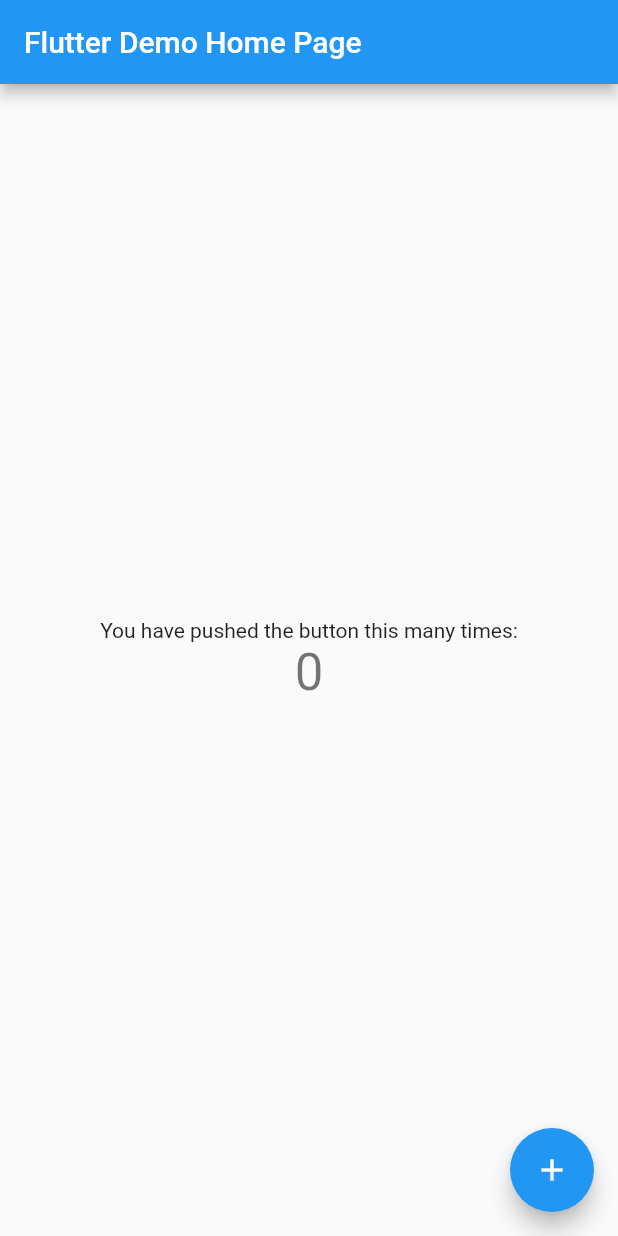
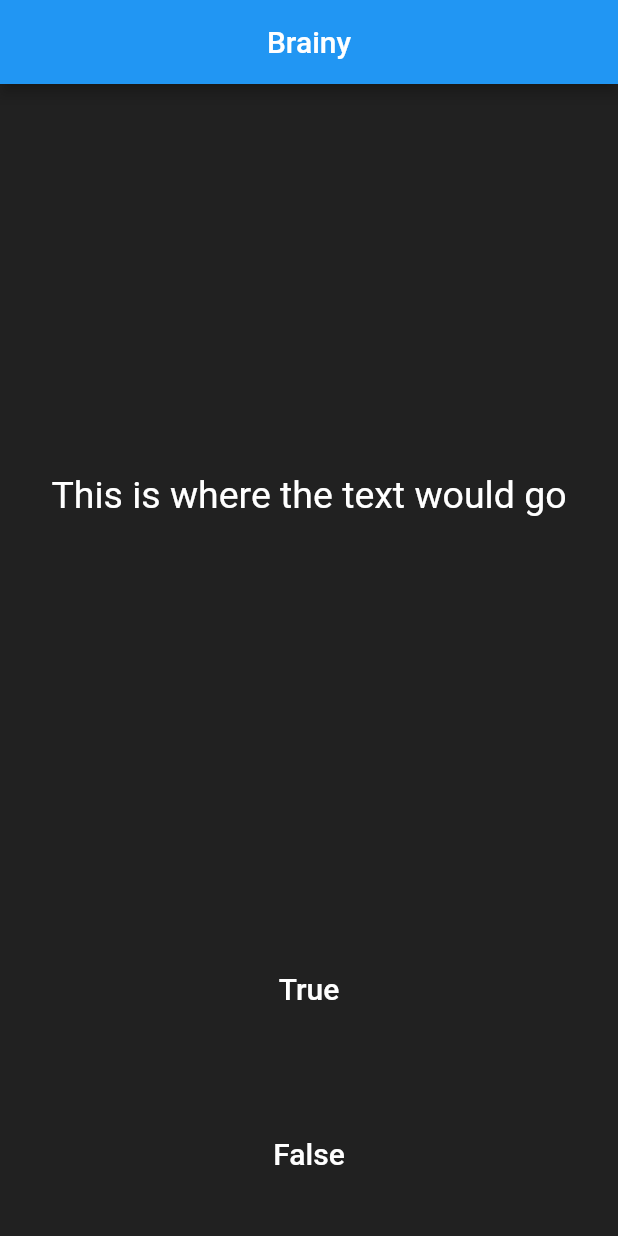
Before and after one commit to RedeemerNtumy/Quiz-app, a Flutter app: the screen it shows after launch, on a phone screen of 412 x 824 dp. Run offline on Flutter 3.47's test engine with Material 2 defaults, Android fonts, the phone set to English and light mode, and no system bars.

Commit message:
Having some issues but done this so far

```diff
--- a/lib/main.dart
+++ b/lib/main.dart
@@ -1,113 +1,85 @@
 import 'package:flutter/material.dart';
 
 void main() {
-  runApp(MyApp());
+  runApp(Quiz());
 }
 
-class MyApp extends StatelessWidget {
-  // This widget is the root of your application.
+class Quiz extends StatelessWidget {
   @override
   Widget build(BuildContext context) {
     return MaterialApp(
-      title: 'Flutter Demo',
-      theme: ThemeData(
-        // This is the theme of your application.
-        //
-        // Try running your application with "flutter run". You'll see the
-        // application has a blue toolbar. Then, without quitting the app, try
-        // changing the primarySwatch below to Colors.green and then invoke
-        // "hot reload" (press "r" in the console where you ran "flutter run",
-        // or simply save your changes to "hot reload" in a Flutter IDE).
-        // Notice that the counter didn't reset back to zero; the application
-        // is not restarted.
-        primarySwatch: Colors.blue,
+      home: Scaffold(
+        backgroundColor: Colors.grey.shade900,
+        appBar: AppBar(
+          title: Center(
+            child: Text("Brainy"),
+          ),
+        ),
+        body: SafeArea(
+          child: Padding(
+            padding: EdgeInsets.symmetric(horizontal: 10),
+            child: QuizMain(),
+          ),
+        ),
       ),
-      home: MyHomePage(title: 'Flutter Demo Home Page'),
     );
   }
 }
 
-class MyHomePage extends StatefulWidget {
-  MyHomePage({Key? key, required this.title}) : super(key: key);
-
-  // This widget is the home page of your application. It is stateful, meaning
-  // that it has a State object (defined below) that contains fields that affect
-  // how it looks.
-
-  // This class is the configuration for the state. It holds the values (in this
-  // case the title) provided by the parent (in this case the App widget) and
-  // used by the build method of the State. Fields in a Widget subclass are
-  // always marked "final".
-
-  final String title;
-
+class QuizMain extends StatefulWidget {
   @override
-  _MyHomePageState createState() => _MyHomePageState();
+  _QuizMainState createState() => _QuizMainState();
 }
 
-class _MyHomePageState extends State<MyHomePage> {
-  int _counter = 0;
-
-  void _incrementCounter() {
-    setState(() {
-      // This call to setState tells the Flutter framework that something has
-      // changed in this State, which causes it to rerun the build method below
-      // so that the display can reflect the updated values. If we changed
-      // _counter without calling setState(), then the build method would not be
-      // called again, and so nothing would appear to happen.
-      _counter++;
-    });
-  }
-
+class _QuizMainState extends State<QuizMain> {
   @override
   Widget build(BuildContext context) {
-    // This method is rerun every time setState is called, for instance as done
-    // by the _incrementCounter method above.
-    //
-    // The Flutter framework has been optimized to make rerunning build methods
-    // fast, so that you can just rebuild anything that needs updating rather
-    // than having to individually change instances of widgets.
-    return Scaffold(
-      appBar: AppBar(
-        // Here we take the value from the MyHomePage object that was created by
-        // the App.build method, and use it to set our appbar title.
-        title: Text(widget.title),
-      ),
-      body: Center(
-        // Center is a layout widget. It takes a single child and positions it
-        // in the middle of the parent.
-        child: Column(
-          // Column is also a layout widget. It takes a list of children and
-          // arranges them vertically. By default, it sizes itself to fit its
-          // children horizontally, and tries to be as tall as its parent.
-          //
-          // Invoke "debug painting" (press "p" in the console, choose the
-          // "Toggle Debug Paint" action from the Flutter Inspector in Android
-          // Studio, or the "Toggle Debug Paint" command in Visual Studio Code)
-          // to see the wireframe for each widget.
-          //
-          // Column has various properties to control how it sizes itself and
-          // how it positions its children. Here we use mainAxisAlignment to
-          // center the children vertically; the main axis here is the vertical
-          // axis because Columns are vertical (the cross axis would be
-          // horizontal).
-          mainAxisAlignment: MainAxisAlignment.center,
-          children: <Widget>[
-            Text(
-              'You have pushed the button this many times:',
+    return Column(
+      mainAxisAlignment: MainAxisAlignment.spaceBetween,
+      crossAxisAlignment: CrossAxisAlignment.stretch,
+      children: [
+        Expanded(
+          flex: 5,
+          child: Padding(
+            padding: EdgeInsets.all(10),
+            child: Center(
+              child: Text(
+                "This is where the text would go",
+                textAlign: TextAlign.center,
+                style: TextStyle(
+                  fontSize: 25,
+                  color: Colors.white,
+                ),
+              ),
             ),
-            Text(
-              '$_counter',
-              style: Theme.of(context).textTheme.headline4,
+          ),
+        ),
+        Expanded(
+          child: Padding(
+            padding: EdgeInsets.all(15),
+            child: TextButton(
+              style: ButtonStyle(),
+              onPressed: () {},
+              child: Text(
+                "True",
+                style: TextStyle(color: Colors.white, fontSize: 20),
+              ),
             ),
-          ],
+          ),
         ),
-      ),
-      floatingActionButton: FloatingActionButton(
-        onPressed: _incrementCounter,
-        tooltip: 'Increment',
-        child: Icon(Icons.add),
-      ), // This trailing comma makes auto-formatting nicer for build methods.
+        Expanded(
+          child: Padding(
+            padding: EdgeInsets.all(15),
+            child: TextButton(
+              onPressed: () {},
+              child: Text(
+                "False",
+                style: TextStyle(color: Colors.white, fontSize: 20),
+              ),
+            ),
+          ),
+        )
+      ],
     );
   }
 }
```
Also changed, not shown: 1 other file.
